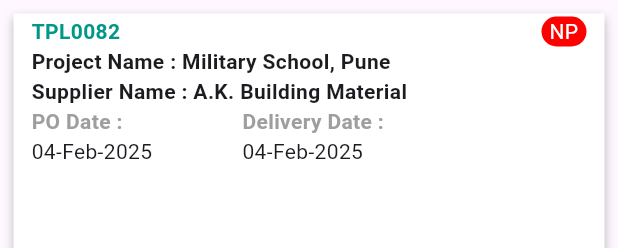
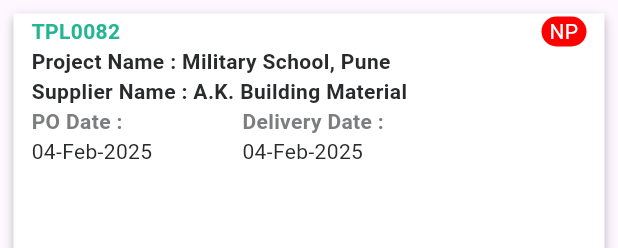
Before and after one commit to AtharvaParadkar/construction_list, a Flutter app: the PendingPoListCard widget shown alone on an empty page, opened directly with sample values from the repository, on a phone screen of 412 x 824 dp. Shown: the top 248 px of the screen. Run offline on Flutter 3.47's test engine with Material 3 defaults, Android fonts, the phone set to English and light mode, and no system bars; our stand-ins replace bloc, flutter_bloc; network calls fail.

Commit message:
Change Model Class & Add Color Constants

```diff
--- a/lib/pending_po/model/pending_po_model.dart
+++ b/lib/pending_po/model/pending_po_model.dart
@@ -1,12 +1,12 @@
 class PendingPoModel {
-  String? projectId;
+  String? poCode;
   String? projectName;
   String? supplierName;
   String? poDate;
   String? deliveryDate;
 
   PendingPoModel({
-    required this.projectId,
+    required this.poCode,
     required this.projectName,
     required this.supplierName,
     required this.poDate,
@@ -14,7 +14,7 @@
   });
 
   PendingPoModel.fromJson(Map<String, dynamic> json) {
-    projectId = json['projectId'];
+    poCode = json['projectId'];
     projectName = json['projectName'];
     supplierName = json['supplierName'];
     poDate = json['poDate'];
@@ -23,7 +23,7 @@
 
   Map<String, dynamic> toJson() {
     final Map<String, dynamic> data = <String, dynamic>{};
-    data['projectId'] = projectId;
+    data['projectId'] = poCode;
     data['projectName'] = projectName;
     data['supplierName'] = supplierName;
     data['poDate'] = poDate;
--- a/lib/pending_po/ui/pending_po_list_card.dart
+++ b/lib/pending_po/ui/pending_po_list_card.dart
@@ -1,4 +1,5 @@
 import 'package:construction_application/pending_po/model/pending_po_model.dart';
+import 'package:construction_application/utils/color_constants.dart';
 import 'package:flutter/material.dart';
 
 class PendingPoListCard extends StatelessWidget {
@@ -29,9 +30,9 @@
             Row(
               children: [
                 Text(
-                  poList.projectId!,
+                  poList.poCode!,
                   style: TextStyle(
-                    color: Colors.teal,
+                    color: CustomColours.projStatusBG,
                     fontWeight: FontWeight.bold,
                   ),
                 ),
@@ -47,7 +48,7 @@
                     'NP',
                     textAlign: TextAlign.center,
                     style: TextStyle(
-                      color: Colors.white,
+                      color: CustomColours.whiteBG,
                     ),
                   ),
                 ),
@@ -55,11 +56,15 @@
             ),
             Text(
               'Project Name : ${poList.projectName}',
-              style: TextStyle(fontWeight: FontWeight.bold),
+              style: TextStyle(
+                  fontWeight: FontWeight.bold,
+                  color: CustomColours.blackTextColor),
             ),
             Text(
               'Supplier Name : ${poList.supplierName}',
-              style: TextStyle(fontWeight: FontWeight.bold),
+              style: TextStyle(
+                  fontWeight: FontWeight.bold,
+                  color: CustomColours.blackTextColor),
             ),
             Row(
               spacing: 60,
@@ -70,11 +75,16 @@
                     Text(
                       'PO Date :',
                       style: TextStyle(
-                        color: Colors.grey,
+                        color: CustomColours.hintTextColor,
                         fontWeight: FontWeight.bold,
                       ),
                     ),
-                    Text(poList.poDate!),
+                    Text(
+                      poList.poDate!,
+                      style: TextStyle(
+                        color: CustomColours.blackTextColor,
+                      ),
+                    ),
                   ],
                 ),
                 Column(
@@ -83,11 +93,16 @@
                     Text(
                       'Delivery Date :',
                       style: TextStyle(
-                        color: Colors.grey,
+                        color: CustomColours.hintTextColor,
                         fontWeight: FontWeight.bold,
                       ),
                     ),
-                    Text(poList.deliveryDate!),
+                    Text(
+                      poList.deliveryDate!,
+                      style: TextStyle(
+                        color: CustomColours.blackTextColor,
+                      ),
+                    ),
                   ],
                 ),
               ],
--- /dev/null
+++ b/lib/utils/color_constants.dart
@@ -0,0 +1,22 @@
+import 'dart:ui';
+
+class CustomColours {
+
+  static  Color primaryColour = const Color(0xff256EB5);
+  static  Color inputFieldBorderBlueColour = const Color(0xffC1D9E4);
+  static  Color secondaryColourDark = const Color(0xff002850);
+  static  Color hintTextColor = const Color(0xff7C7D7E);
+  static  Color darkGreyLabelColor = const Color(0xff424750);
+  static  Color disabledBtnColor = const Color(0x61256eb5);
+  static  Color dashboardBgColor = const Color(0xffF5FBFD);
+  static  Color recentActivitiesCardBg = const Color(0xffE6F4FA);
+  static  Color grey50 = const Color(0xffe0e0e7);
+  static  Color whiteBG = const Color(0xffFFFFFF);
+  static  Color bottomSheetBG = const Color(0xffD9EFF4);
+  static  Color projStatusBG = const Color(0xff24b592);
+  static  Color blackTextColor = const Color(0xff292A2B);
+  static Color filterLabelTextColor = const Color(0xff424750);
+  static Color reqStatusBgColor = const Color(0xffB56A25);
+  static Color commonDeleteColor = const Color(0xA3D32A2E);
+
+}
```
Also changed, not shown: lib/dummydata.dart (+10 -10 lines), lib/pending_po/ui/pending_po.dart (+7 -2 lines).
